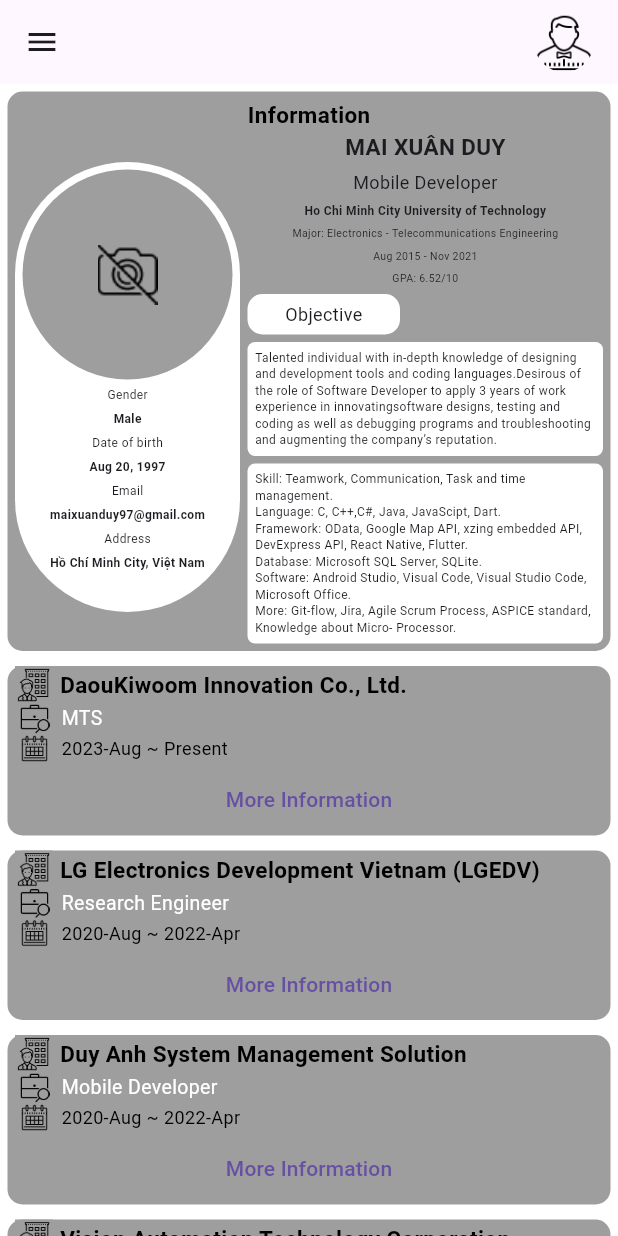
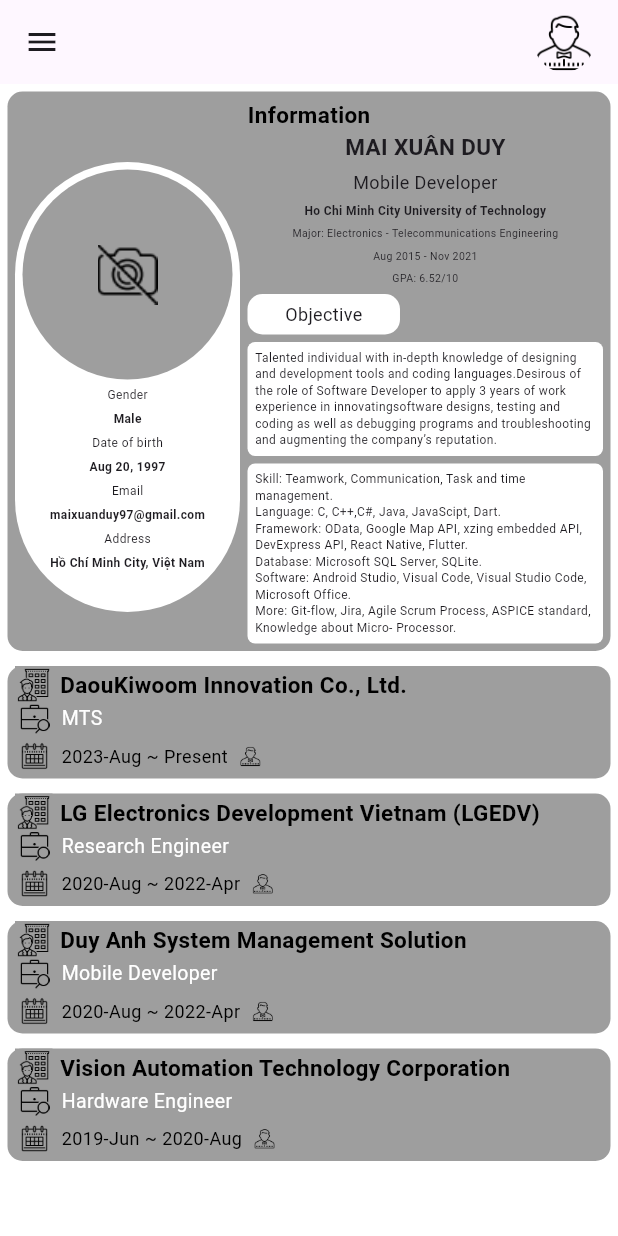
Before and after one commit to xuanduy97/cv, a Flutter app: the screen it shows after launch, on a phone screen of 412 x 824 dp. Run offline on Flutter 3.47's test engine with Material 3 defaults, Android fonts, the phone set to English and light mode, and no system bars.

Commit message:
Update show hide for view by button, and scroll to view.

```diff
--- a/lib/screens/home_screen.dart
+++ b/lib/screens/home_screen.dart
@@ -10,8 +10,9 @@ class Home extends StatelessWidget {
 
   @override
   Widget build(BuildContext context) {
-    final _keyInfo = GlobalKey();
-    final _keyExp = GlobalKey();
+    final keyInfo = GlobalKey();
+    final keyExp = GlobalKey();
+    final keySchool = GlobalKey();
     return Scaffold(
       drawer: Drawer(
         child: ListView(
@@ -23,22 +24,59 @@ class Home extends StatelessWidget {
               child: Text('Drawer Header'),
             ),
             ListTile(
-              title: const Text('Information'),
+              title: const  Row(
+                children: [
+                  Padding(
+                    padding: EdgeInsets.symmetric(horizontal: 8.0),
+                    child: Image(
+                      image: AssetImage('assets/images/information.png'),
+                      height: 30,
+                      width: 30,
+                    ),
+                  ),
+                  Text('Information')
+                ],
+              ),
               onTap: () {
-                _scrollToItem(_keyInfo);
+                _scrollToItem(keyInfo);
                 Navigator.pop(context);
               },
             ),
             ListTile(
-              title: const Text('Experience'),
+              title: const  Row(
+                children: [
+                  Padding(
+                    padding: EdgeInsets.symmetric(horizontal: 8.0),
+                    child: Image(
+                      image: AssetImage('assets/images/experience.png'),
+                      height: 30,
+                      width: 30,
+                    ),
+                  ),
+                  Text('Experience')
+                ],
+              ),
               onTap: () {
-                _scrollToItem(_keyExp);
+                _scrollToItem(keyExp);
                 Navigator.pop(context);
               },
             ),
             ListTile(
-              title: const Text('School'),
+              title: const  Row(
+                children: [
+                  Padding(
+                    padding: EdgeInsets.symmetric(horizontal: 8.0),
+                    child: Image(
+                      image: AssetImage('assets/images/school.png'),
+                      height: 30,
+                      width: 30,
+                    ),
+                  ),
+                  Text('School')
+                ],
+              ),
               onTap: () {
+                _scrollToItem(keySchool);
                 Navigator.pop(context);
               },
             ),
@@ -51,10 +89,11 @@ class Home extends StatelessWidget {
         child: Column(
           children: [
             Container(
-                key: _keyInfo,
-                child: InformationWidget()),
+                key: keyInfo,
+                child: const InformationWidget()
+            ),
             Container(
-              key: _keyExp,
+              key: keyExp,
                 child: const Column(
                   children: [
                     DaouInnoEXP(),
@@ -62,6 +101,12 @@ class Home extends StatelessWidget {
                     DuyAnh_SMS_EXP(),
                     VvaExp(),
                   ],
+                )
+            ),
+            Container(
+                key: keySchool,
+                child: Container(
+                  height: 100,
                 )
             ),
           ],
@@ -83,18 +128,12 @@ class Home extends StatelessWidget {
         mainAxisAlignment: MainAxisAlignment.spaceBetween,
         children: [
           Container(),
-          // Icon(
-          //   Icons.menu,
-          //   // color: tdBlack,
-          //   size: 30,
-          // ),
           Container(
             height: 40,
             width: 40,
             child: ClipRRect(
               borderRadius: BorderRadius.circular(20),
-              child: Image.asset('assets/images/avatar.png'
-              ),
+              child: Image.asset('assets/images/avatar.png'),
             ),
           )
         ],
--- a/lib/widgets/experience_widget.dart
+++ b/lib/widgets/experience_widget.dart
@@ -12,7 +12,7 @@ class ExperienceWidget extends StatefulWidget {
 }
 
 class _ExperienceWidgetState extends State<ExperienceWidget> {
-  bool isShowFull = true;
+  bool isShowFull = false;
   Exp exp;
   _ExperienceWidgetState(this.exp);
   @override
@@ -96,16 +96,29 @@ class _ExperienceWidgetState extends State<ExperienceWidget> {
                         fontSize: 12,
                         color: Colors.black
                     ),
-                  )
+                  ),
+                  SizedBox(
+                    width: 30,
+                    height: 30,
+                    child: Visibility(
+                      visible: !isShowFull,
+                      child: IconButton(
+                        onPressed: (){
+                          setState(() {
+                            isShowFull = true;
+                          });
+                        },
+                        icon: Image.asset('assets/images/avatar.png'),
+                      ),
+                    ),
+                  ),
+
                 ],
               ),
-              isShowFull ? TextButton(
-                key: GlobalKey(), onPressed: () {
-                  setState(() {
-                    isShowFull = false;
-                  });
-              }, child: const Text("More Information"),
-              ) : Container()
+              Visibility(
+                visible: isShowFull,
+                child: const Text("More Information"),
+              ),
             ],
           ),
         )
--- a/lib/widgets/more_exp_widget.dart
+++ b/lib/widgets/more_exp_widget.dart
@@ -5,10 +5,8 @@ class MoreExpWidget extends StatelessWidget {
 
   @override
   Widget build(BuildContext context) {
-    return Container(
-      child: Text(
-        "More ajkd;akd;alk;"
-      ),
+    return const Text(
+      "More ajkd;akd;alk;"
     );
   }
 }
```
Also changed, not shown: assets/images/experience.png (added), assets/images/information.png (added), assets/images/school.png (added).
